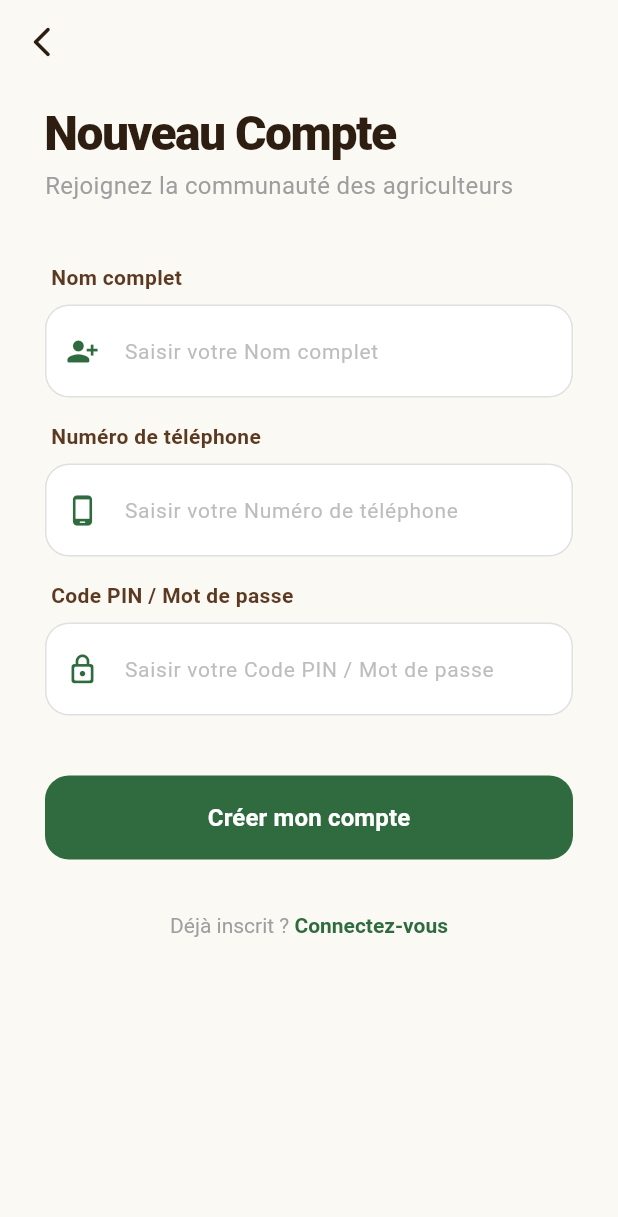
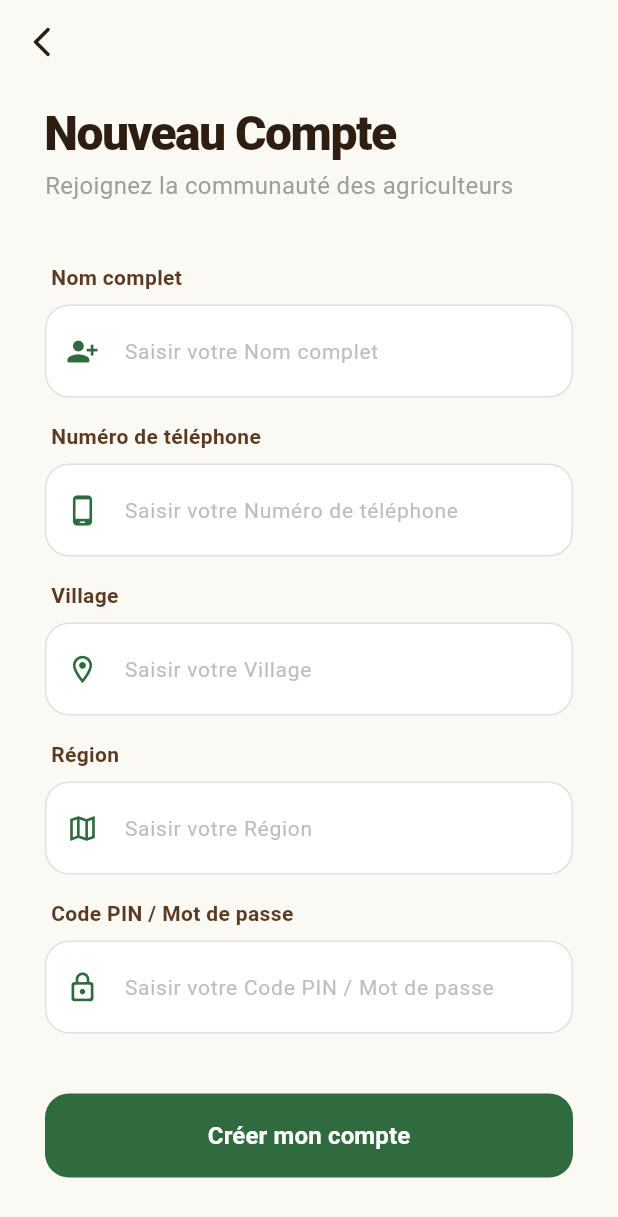
Before and after one commit to Billy-Crawford/mbh-chaincacao-Mobile, a Flutter app: the RegisterPage screen opened by its route, on a phone screen of 412 x 824 dp. Shown: the top 1217 px of the screen. Run offline on Flutter 3.47's test engine with Material 3 defaults, Android fonts, the phone set to English and light mode, and no system bars; our stand-ins replace dio, flutter_riverpod, flutter_secure_storage, geolocator, printing; missing offline and left inert: mobile_scanner; accounts and stored records are empty.

Commit message:
ajout de champs village et region sur la page de register

```diff
--- a/lib/features/auth/data/auth_service.dart
+++ b/lib/features/auth/data/auth_service.dart
@@ -10,6 +10,8 @@ class AuthService {
     required String username,
     required String telephone,
     required String password,
+    required String village,
+    required String region,
   }) async {
     try {
       await _dio.post(
@@ -20,8 +22,8 @@ class AuthService {
           "password": password,
           "role": "agriculteur",
           "telephone": telephone,
-          "village": "Non défini",
-          "region": "Non défini",
+          "village": village,
+          "region": region,
         },
       );
     } on DioException catch (e) {
--- a/lib/features/auth/presentation/pages/register_page.dart
+++ b/lib/features/auth/presentation/pages/register_page.dart
@@ -14,12 +14,16 @@ class _RegisterPageState extends ConsumerState<RegisterPage> {
   final nameController = TextEditingController();
   final phoneController = TextEditingController();
   final pinController = TextEditingController();
+  final villageController = TextEditingController();
+  final regionController = TextEditingController();
 
   void register() async {
     await ref.read(authProvider.notifier).register(
       nameController.text,
       phoneController.text,
       pinController.text,
+      villageController.text,
+      regionController.text,
     );
 
     final state = ref.read(authProvider);
@@ -86,7 +90,6 @@ class _RegisterPageState extends ConsumerState<RegisterPage> {
 
               const SizedBox(height: 40),
 
-              // Champ Nom Complet
               _buildInputField(
                 controller: nameController,
                 label: "Nom complet",
@@ -95,7 +98,6 @@ class _RegisterPageState extends ConsumerState<RegisterPage> {
 
               const SizedBox(height: 16),
 
-              // Champ Téléphone
               _buildInputField(
                 controller: phoneController,
                 label: "Numéro de téléphone",
@@ -105,7 +107,22 @@ class _RegisterPageState extends ConsumerState<RegisterPage> {
 
               const SizedBox(height: 16),
 
-              // Champ Code PIN / Mot de passe
+              _buildInputField(
+                controller: villageController,
+                label: "Village",
+                icon: Icons.location_on_outlined,
+              ),
+
+              const SizedBox(height: 16),
+
+              _buildInputField(
+                controller: regionController,
+                label: "Région",
+                icon: Icons.map_outlined,
+              ),
+
+              const SizedBox(height: 16),
+
               _buildInputField(
                 controller: pinController,
                 label: "Code PIN / Mot de passe",
@@ -115,9 +132,10 @@ class _RegisterPageState extends ConsumerState<RegisterPage> {
 
               const SizedBox(height: 40),
 
-              // Bouton d'inscription
               state.isLoading
-                  ? const Center(child: CircularProgressIndicator(color: Color(0xFF2F6B3F)))
+                  ? const Center(
+                child: CircularProgressIndicator(color: Color(0xFF2F6B3F)),
+              )
                   : ElevatedButton(
                 onPressed: register,
                 style: ElevatedButton.styleFrom(
@@ -160,6 +178,8 @@ class _RegisterPageState extends ConsumerState<RegisterPage> {
                   ),
                 ),
               ),
+
+              const SizedBox(height: 20),
             ],
           ),
         ),
@@ -167,7 +187,6 @@ class _RegisterPageState extends ConsumerState<RegisterPage> {
     );
   }
 
-  // Widget Helper pour maintenir la cohérence visuelle
   Widget _buildInputField({
     required TextEditingController controller,
     required String label,
--- a/lib/features/auth/presentation/providers/auth_provider.dart
+++ b/lib/features/auth/presentation/providers/auth_provider.dart
@@ -41,10 +41,13 @@ class AuthNotifier extends StateNotifier<AuthState> {
     }
   }
 
+
   Future<void> register(
       String username,
       String telephone,
       String password,
+      String village,  // Ajouté
+      String region,   // Ajouté
       ) async {
     state = state.copyWith(isLoading: true, error: null);
 
@@ -53,6 +56,8 @@ class AuthNotifier extends StateNotifier<AuthState> {
         username: username,
         telephone: telephone,
         password: password,
+        village: village, // Transmis au service
+        region: region,   // Transmis au service
       );
 
       state = state.copyWith(isLoading: false);
@@ -63,6 +68,29 @@ class AuthNotifier extends StateNotifier<AuthState> {
       );
     }
   }
+
+  // Future<void> register(
+  //     String username,
+  //     String telephone,
+  //     String password,
+  //     ) async {
+  //   state = state.copyWith(isLoading: true, error: null);
+  //
+  //   try {
+  //     await _service.register(
+  //       username: username,
+  //       telephone: telephone,
+  //       password: password,
+  //     );
+  //
+  //     state = state.copyWith(isLoading: false);
+  //   } catch (e) {
+  //     state = state.copyWith(
+  //       isLoading: false,
+  //       error: e.toString(),
+  //     );
+  //   }
+  // }
 
   Future<void> checkAuth() async {
     final token = await _storage.getToken();
```
